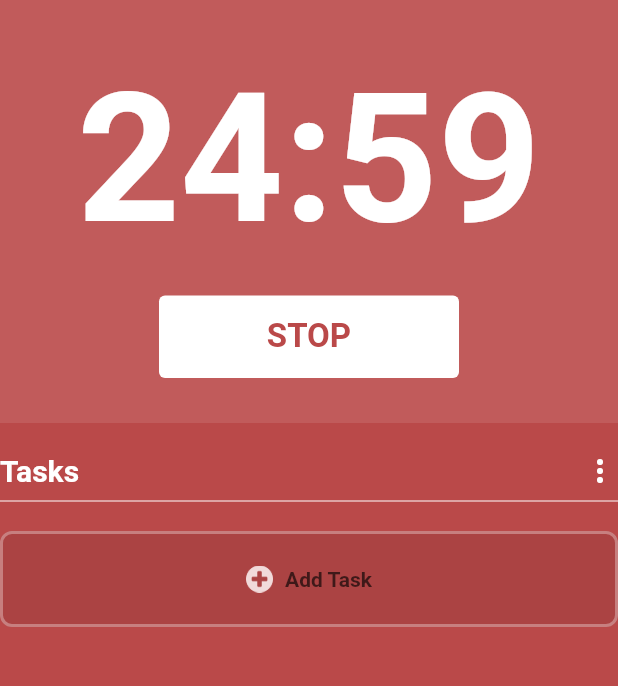
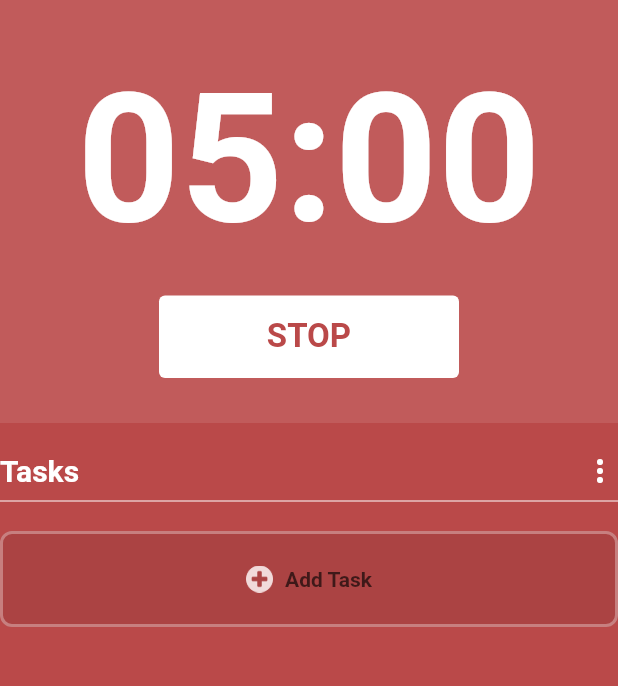
Before and after one commit to nesteiner/pomodoro, a Flutter app: the screen it shows after launch, after a tap on "START", on a phone screen of 412 x 824 dp, the part 228-914 px from its top. Run offline on Flutter 3.47's test engine with Material 2 defaults, Android fonts, the phone set to English and light mode, and no system bars; our stand-ins replace audioplayers, floor, sqflite; accounts and stored records are empty; generated files the repository leaves out were written again; Roboto replaces fonts that are missing (ArialRounded).

```diff
--- a/lib/models/counter.dart
+++ b/lib/models/counter.dart
@@ -1,3 +1,6 @@
+import 'dart:async';
+
+import 'package:audioplayers/audioplayers.dart';
 import 'package:pomodoro/models/focusstate.dart';
 import 'package:pomodoro/models/status.dart';
 
@@ -12,6 +15,9 @@ class Counter {
   late int interval = 0;
   late bool isfinished = false;
   late Status status;
+
+  AudioPlayer audioPlayer = AudioPlayer()..setReleaseMode(ReleaseMode.release);
+  AssetSource musicUrl = AssetSource("notifaction.mp3");
 
   Counter(this.pomodoroTime, this.shortBreakTime, this.longBreakTime, {
     this.longBreakInterval = 4
@@ -33,6 +39,11 @@ class Counter {
         isfinished = true;
         status = Status.paused;
 
+        audioPlayer.play(musicUrl);
+        Timer(Duration(seconds: 3), () async {
+          await audioPlayer.release();
+        });
+
         if(focusState == FocusState.pomodoro) {
           interval += 1;
 
@@ -49,7 +60,6 @@ class Counter {
   }
 
   void setFocusState(FocusState focusState) {
-    // this.isfinished = false;
     this.focusState = focusState;
     currentTime[1] = 0;
     if(focusState == FocusState.pomodoro) {
--- a/lib/state.dart
+++ b/lib/state.dart
@@ -63,7 +63,7 @@ class PomodoroState extends ChangeNotifier {
 
   void startCountDown() {
     counter.isfinished = false;
-    timer = Timer.periodic(const Duration(seconds: 1), (timer) {
+    timer = Timer.periodic(const Duration(milliseconds: 1), (timer) {
       if(counter.isfinished) {
           timer.cancel();
           if(counter.focusState != FocusState.pomodoro) {
--- a/lib/widgets/counter.dart
+++ b/lib/widgets/counter.dart
@@ -1,35 +1,37 @@
+import 'package:audioplayers/audioplayers.dart';
 import 'package:flutter/material.dart';
 import 'package:pomodoro/models/focusstate.dart';
 import 'package:pomodoro/models/status.dart';
 import 'package:pomodoro/state.dart';
 import 'package:provider/provider.dart';
 
-
 const WIDTH = 480.0;
 
 class CounterWidget extends StatelessWidget {
   CounterWidget({super.key});
+
   @override
   Widget build(BuildContext context) {
-    return Consumer<PomodoroState>(builder: (_, state, child) {
     return Container(
       width: WIDTH,
-        decoration: const BoxDecoration(color: Color.fromRGBO(255, 255, 255, 0.1)),
+      decoration:
+          const BoxDecoration(color: Color.fromRGBO(255, 255, 255, 0.1)),
       padding: const EdgeInsets.only(top: 20, bottom: 30),
       margin: const EdgeInsets.only(top: 40),
       child: Column(
         crossAxisAlignment: CrossAxisAlignment.center,
         children: [
-            buildFocusButtons(context, state),
-            buildTimeText(context, state),
-            buildClickButton(context, state)
+          buildFocusButtons(context),
+          buildTimeText(context),
+          buildClickButton(context)
         ],
       ),
     );
-    });
   }
 
-  Widget buildFocusButtons(BuildContext context, PomodoroState state) {
+  Widget buildFocusButtons(BuildContext context) {
+    final state = context.read<PomodoroState>();
+
     const textstyle = TextStyle(color: Colors.white);
     return Row(
       mainAxisAlignment: MainAxisAlignment.center,
@@ -57,31 +59,35 @@ class CounterWidget extends StatelessWidget {
     );
   }
 
-  Widget buildTimeText(BuildContext context, PomodoroState state) {
-    final text = Text(
-      state.counter.timeText(),
+  Widget buildTimeText(BuildContext context) {
+    final text = Selector<PomodoroState, String>(
+      selector: (_, state) => state.counter.timeText(),
+      builder: (_, value, child) => Text(
+        value,
         style: const TextStyle(
-          fontSize: 120,
-          color: Colors.white,
-          fontWeight: FontWeight.bold,
+            fontSize: 120, color: Colors.white, fontWeight: FontWeight.bold),
       ),
     );
+
     return Container(
       margin: const EdgeInsets.only(top: 20),
       child: text,
     );
   }
 
-  Widget buildClickButton(BuildContext context, PomodoroState state) {
+  Widget buildClickButton(BuildContext context) {
     const textstyle = TextStyle(
         fontSize: 22,
         color: Color.fromRGBO(186, 73, 73, 1),
         fontWeight: FontWeight.bold,
         fontFamily: "ArialRounded");
 
-    return GestureDetector(
+    final state = context.read<PomodoroState>();
+    return Selector<PomodoroState, bool>(
+      selector: (_, state) => state.counter.status == Status.paused,
+      builder: (_, value, child) => GestureDetector(
           onTap: () {
-          if (state.counter.status == Status.paused) {
+            if (value) {
               state.startCountDown();
             } else {
               state.stopCountDown();
@@ -97,9 +103,10 @@ class CounterWidget extends StatelessWidget {
               padding: const EdgeInsets.symmetric(horizontal: 12),
               child: Center(
                 child: Text(
-                state.counter.status == Status.paused ? "START" : "STOP",
+                  value ? "START" : "STOP",
                   style: textstyle,
                 ),
-            )));
+              ))),
+    );
   }
 }
--- a/lib/widgets/setting.dart
+++ b/lib/widgets/setting.dart
@@ -18,11 +18,11 @@ class SettingState extends State<Setting> {
   @override
   Widget build(BuildContext context) {
     return Consumer<PomodoroState>(
-        builder: (_, state, child) => buildHead(context, state)
+        builder: (_, state, child) => buildHead(context)
     );
   }
 
-  Widget buildHead(BuildContext context, PomodoroState state) {
+  Widget buildHead(BuildContext context) {
     return SizedBox(
       width: 620,
       height: 60,
@@ -30,13 +30,14 @@ class SettingState extends State<Setting> {
         mainAxisAlignment: MainAxisAlignment.spaceBetween,
         children: [
           const Text("Pomodoro", style: TextStyle(fontSize: 30, fontWeight: FontWeight.bold, color: Colors.white),),
-          buildSettingButton(context, state)
+          buildSettingButton(context)
         ]
       ),
     );
   }
 
-  Widget buildSettingButton(BuildContext context, PomodoroState state) {
+  Widget buildSettingButton(BuildContext context) {
+    final state = context.read<PomodoroState>();
     return IconButton(
         onPressed: () {
           showDialog(
--- a/lib/widgets/taskboard.dart
+++ b/lib/widgets/taskboard.dart
@@ -24,7 +24,6 @@ class TaskBoardState extends State<TaskBoard> {
     return Consumer<PomodoroState>(
       builder: (_, state, child) {
         final taskoperations = buildTaskOperations(context, state);
-
         final listview = ReorderableListView.builder(
           shrinkWrap: true,
           buildDefaultDragHandles: false,
--- a/pubspec.yaml
+++ b/pubspec.yaml
@@ -37,6 +37,7 @@ dependencies:
   provider: ^6.0.4
   floor: ^1.3.0
   path_provider: ^2.0.11
+  audioplayers: ^1.2.0
 
 dev_dependencies:
   flutter_test:
@@ -95,3 +96,4 @@ flutter:
   assets:
     - assets/ok.png
     - assets/plus-circle-white.png
+    - assets/notifaction.mp3
```
Also changed, not shown: pubspec.lock, 2 other files. Lines whose indentation alone changed are shown as unchanged.
